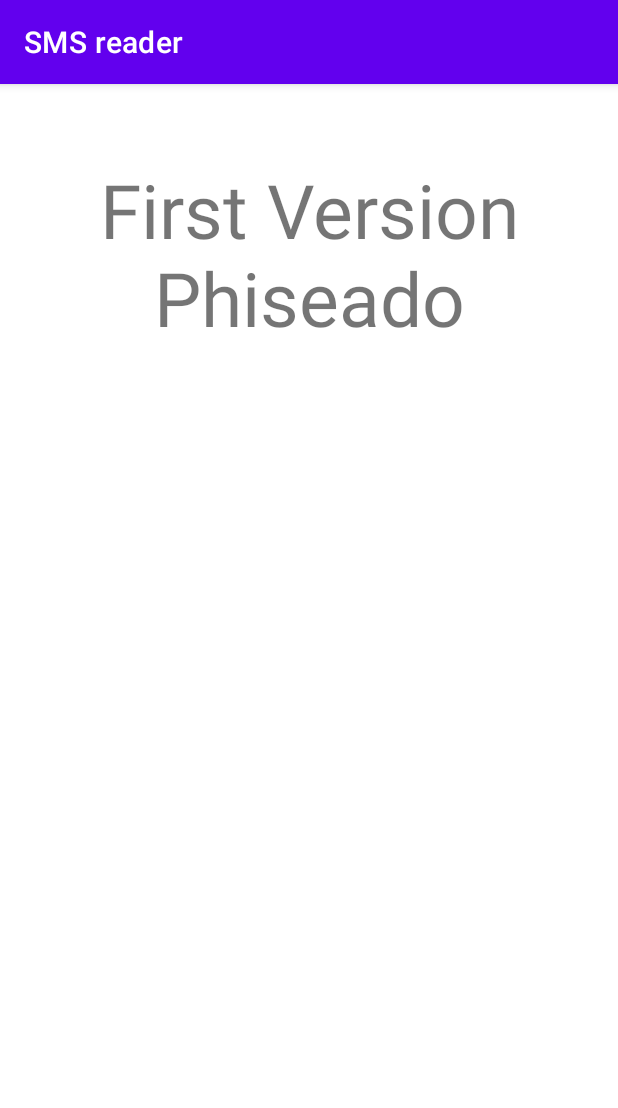
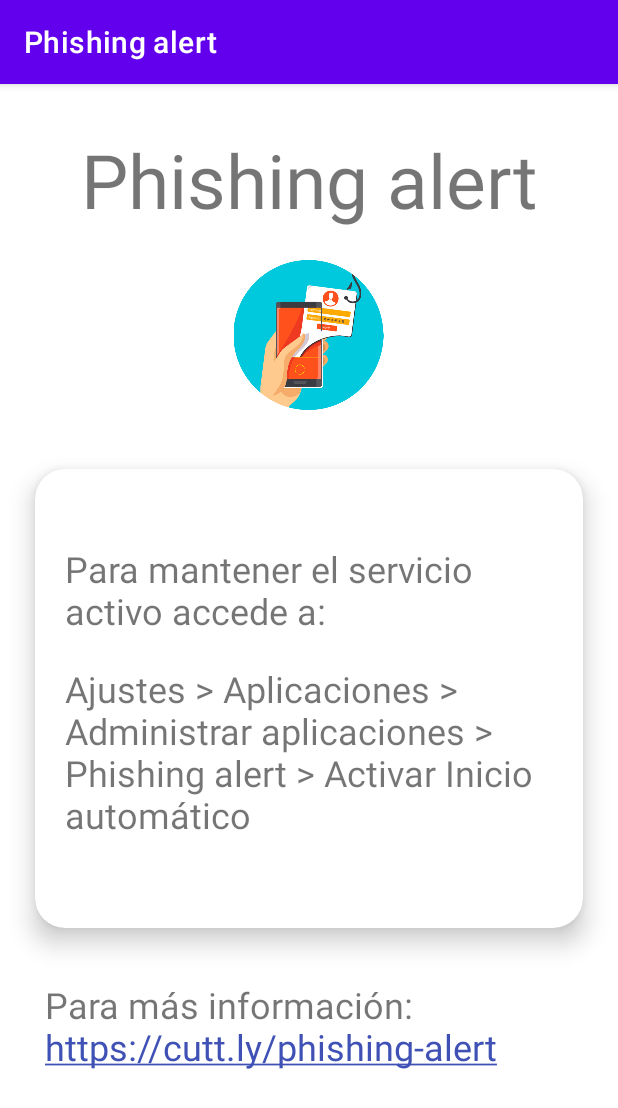
Before and after one commit to Phiseado/phisheado-android, an Android app: the screen it shows after launch (MainActivity), on a phone screen of 412 x 824 dp. Shown: the top 1108 px of the screen. Run offline under Robolectric (Android 15) with nearby library versions, the phone set to English and light mode, and no system bars.

```diff
--- a/app/src/main/java/com/example/smsreader/BroadCastReceiverRebootSystem.java
+++ b/app/src/main/java/com/example/smsreader/BroadCastReceiverRebootSystem.java
@@ -1,4 +1,5 @@
 package com.example.smsreader;
+import android.content.BroadcastReceiver;
 import android.content.Context;
 import android.content.Intent;
 
--- a/app/src/main/java/com/example/smsreader/MainActivity.java
+++ b/app/src/main/java/com/example/smsreader/MainActivity.java
@@ -13,7 +13,7 @@ import android.util.Log;
 import android.widget.Toast;
 
 public class MainActivity extends AppCompatActivity {
-    private static final int MY_PERMISSIONS_REQUEST_RECEIVE_SMS = 0;
+    private static final int MY_PERMISSIONS_REQUESTS = 0;
 
     @Override
     protected void onCreate(Bundle savedInstanceState) {
@@ -25,11 +25,16 @@ public class MainActivity extends AppCompatActivity {
             startForegroundService(backgroundService);
         }
 
-        if (ContextCompat.checkSelfPermission(this, Manifest.permission.RECEIVE_SMS)!= PackageManager.PERMISSION_GRANTED) {
-            if (ActivityCompat.shouldShowRequestPermissionRationale(this, Manifest.permission.RECEIVE_SMS)) {
+        if (ContextCompat.checkSelfPermission(this, Manifest.permission.RECEIVE_SMS)!= PackageManager.PERMISSION_GRANTED ||
+                ContextCompat.checkSelfPermission(this, Manifest.permission.READ_PHONE_NUMBERS)!= PackageManager.PERMISSION_GRANTED ||
+                ContextCompat.checkSelfPermission(this, Manifest.permission.READ_PHONE_STATE)!= PackageManager.PERMISSION_GRANTED) {
+
+            if (ActivityCompat.shouldShowRequestPermissionRationale(this, Manifest.permission.RECEIVE_SMS) ||
+                    ActivityCompat.shouldShowRequestPermissionRationale(this, Manifest.permission.READ_PHONE_NUMBERS) ||
+                    ActivityCompat.shouldShowRequestPermissionRationale(this, Manifest.permission.READ_PHONE_STATE)) {
 
             } else {
-                ActivityCompat.requestPermissions(this, new String[]{Manifest.permission.RECEIVE_SMS}, MY_PERMISSIONS_REQUEST_RECEIVE_SMS);
+                ActivityCompat.requestPermissions(this, new String[]{Manifest.permission.RECEIVE_SMS, Manifest.permission.READ_PHONE_NUMBERS, Manifest.permission.READ_PHONE_STATE}, MY_PERMISSIONS_REQUESTS);
             }
         }
     }
@@ -38,11 +43,11 @@ public class MainActivity extends AppCompatActivity {
     public void onRequestPermissionsResult(int requestCode, String permissions[], int[] grantResults) {
         super.onRequestPermissionsResult(requestCode, permissions, grantResults);
         switch (requestCode) {
-            case MY_PERMISSIONS_REQUEST_RECEIVE_SMS: {
+            case MY_PERMISSIONS_REQUESTS: {
                 if (grantResults.length > 0 && grantResults[0] == PackageManager.PERMISSION_GRANTED) {
-                    Toast.makeText(this, "Thank You for permitting", Toast.LENGTH_LONG).show();
+                    Toast.makeText(this, "Gracias por permitir el acceso", Toast.LENGTH_LONG).show();
                 } else {
-                    Toast.makeText(this, "Well, I Cant do anything until you permit me :(", Toast.LENGTH_LONG).show();
+                    Toast.makeText(this, "Vaya, no puedo funcionar sin permisos", Toast.LENGTH_LONG).show();
                 }
             }
         }
--- a/app/src/main/res/layout/activity_main.xml
+++ b/app/src/main/res/layout/activity_main.xml
@@ -11,8 +11,64 @@
         android:id="@+id/textView"
         android:layout_width="match_parent"
         android:layout_height="wrap_content"
+        android:layout_marginTop="30dp"
+        android:layout_marginBottom="10dp"
         android:gravity="center"
-        android:layout_marginTop="50dp"
-        android:textSize="50dp"
-        android:text="First Version Phiseado" />
+        android:text="Phishing alert"
+        android:textSize="50dp" />
+
+    <ImageView
+        android:id="@+id/img"
+        android:layout_width="135dp"
+        android:layout_height="100dp"
+        android:layout_gravity="center"
+        android:layout_margin="10dp"
+        android:contentDescription="@string/app_name"
+        android:src="@mipmap/phishinglogo" />
+
+    <androidx.cardview.widget.CardView
+        android:layout_width="match_parent"
+        android:layout_height="354dp"
+        android:layout_margin="5dp"
+        app:cardBackgroundColor="@color/white"
+        app:cardCornerRadius="20dp"
+        app:cardElevation="10dp"
+        app:cardMaxElevation="12dp"
+        app:cardPreventCornerOverlap="true"
+        app:cardUseCompatPadding="true">
+
+        <TextView
+            android:id="@+id/textView2"
+            android:layout_width="match_parent"
+            android:layout_height="wrap_content"
+            android:layout_marginLeft="20sp"
+            android:layout_marginTop="50sp"
+            android:layout_marginRight="20sp"
+            android:text="Para mantener el servicio activo accede a:"
+            android:textSize="24sp" />
+
+        <TextView
+            android:id="@+id/textView5"
+            android:layout_width="match_parent"
+            android:layout_height="wrap_content"
+            android:layout_marginLeft="20sp"
+            android:layout_marginTop="130sp"
+            android:layout_marginRight="20sp"
+            android:text="Ajustes > Aplicaciones > Administrar aplicaciones > Phishing alert > Activar Inicio automático"
+            android:textSize="24sp" />
+
+    </androidx.cardview.widget.CardView>
+
+    <TextView
+        android:id="@+id/textView4"
+        android:layout_width="match_parent"
+        android:layout_height="wrap_content"
+        android:layout_marginLeft="30sp"
+        android:layout_marginTop="5sp"
+        android:layout_marginRight="30sp"
+        android:autoLink="web"
+        android:text="Para más información: https://cutt.ly/phishing-alert"
+        android:textColorLink="#3F51B5"
+        android:textSize="24sp" />
+
 </LinearLayout>
```
Also changed, not shown: app/src/main/AndroidManifest.xml (+19 -1 lines), app/src/main/java/com/example/smsreader/ForegroundServiceSMS.java (+17 -2 lines), app/src/main/java/com/example/smsreader/NormalMessageReceiver.java (added, +20 -0 lines), app/src/main/java/com/example/smsreader/PhishingReceiver.java (added, +26 -0 lines), app/src/main/res/mipmap-mdpi/phishinglogo.png (added).
